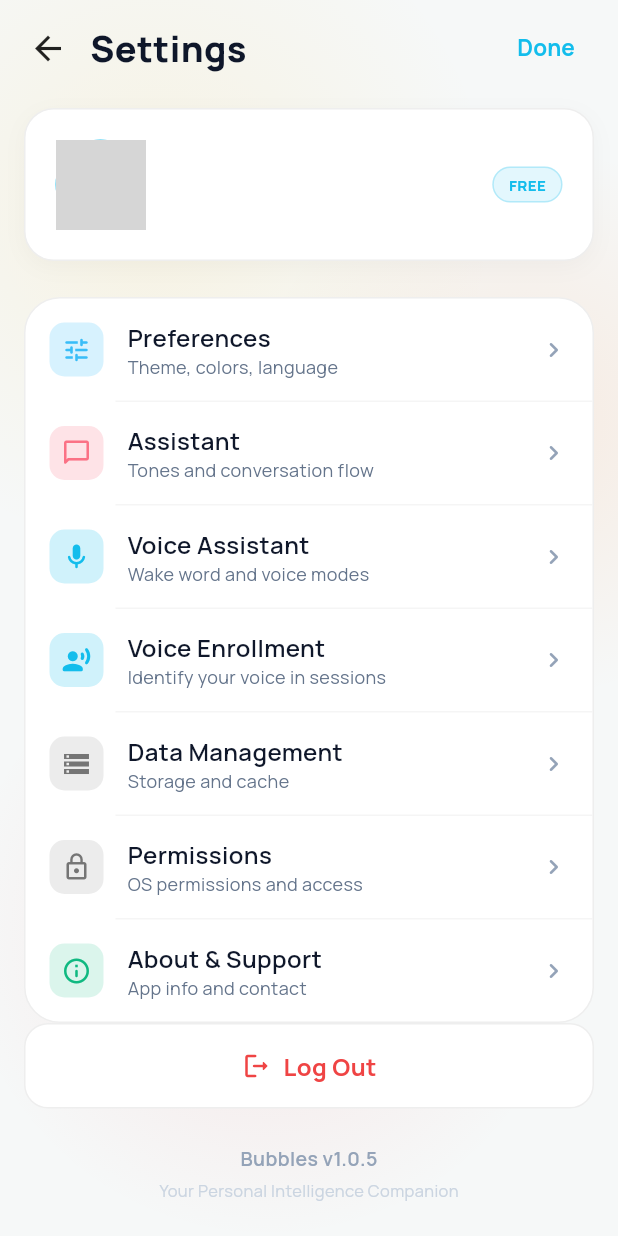
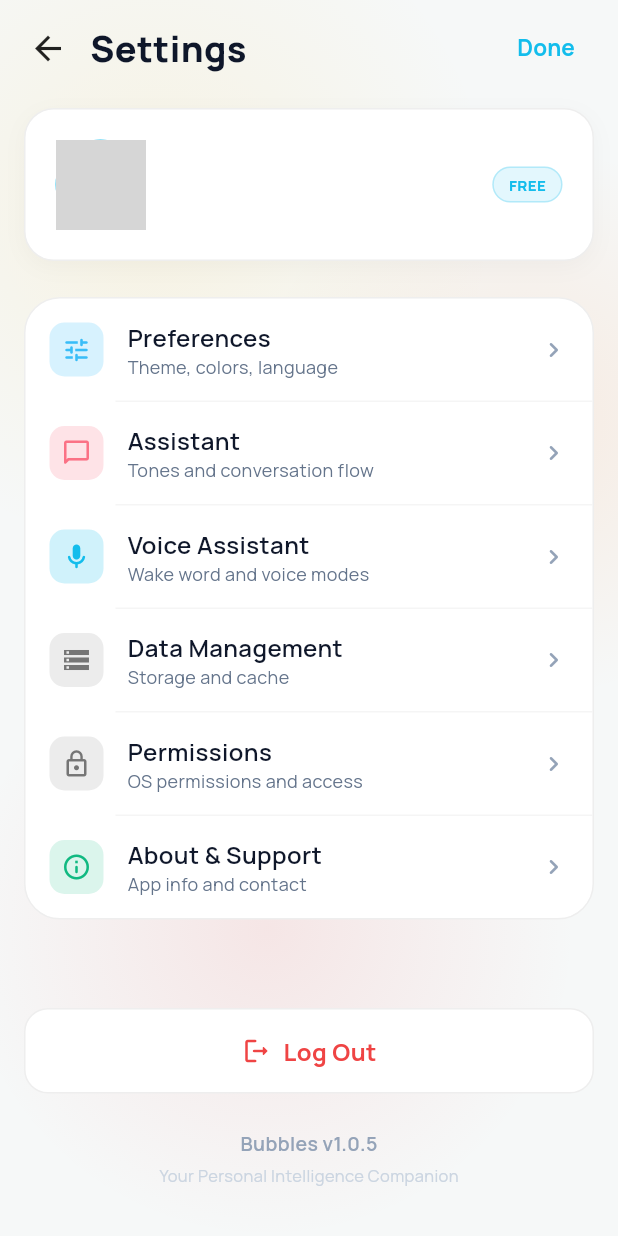
Before and after one commit to Qdevaan/Bubbles-AI, a Flutter app: the SettingsScreen screen opened by its route, on a phone screen of 412 x 824 dp. Run offline on Flutter 3.47's test engine with Material 3 defaults, Android fonts, the phone set to English and light mode, and no system bars; our stand-ins replace audioplayers, cached_network_image, connectivity_plus, device_info_plus, fl_chart, flutter_animate and 16 more; missing offline and left inert: livekit_client, porcupine_flutter, record; accounts and stored records are empty; network calls fail; grey boxes are pictures that could not be loaded.

Commit message:
feat: enhance voice enrollment and session handling with improved audio format and logging

```diff
--- a/lib/providers/session_provider.dart
+++ b/lib/providers/session_provider.dart
@@ -119,13 +119,17 @@ class SessionProvider extends ChangeNotifier {
     });
     notifyListeners();
 
+    debugPrint("🎙️ SessionProvider: speaker=${deepgram.currentSpeaker} → finalSpeaker=$finalSpeaker uncertain=$isUncertain swapped=$_swapSpeakers");
+
     if (isUncertain) return; // skip wingman on uncertain speaker attribution
 
     if (finalSpeaker == "Other") {
+      debugPrint("🤖 SessionProvider: firing wingman (inFlight=$_wingmanInFlight)");
       if (!_wingmanInFlight) {
         _askWingman(deepgram.currentTranscript, api);
       }
     } else if (_sessionId != null) {
+      debugPrint("👤 SessionProvider: logging user turn (no wingman)");
       _logUserTurn(deepgram.currentTranscript, api);
     }
   }
--- a/lib/screens/settings_screen.dart
+++ b/lib/screens/settings_screen.dart
@@ -7,7 +7,6 @@ import 'package:provider/provider.dart';
 import '../theme/design_tokens.dart';
 import '../services/app_cache_service.dart';
 import '../services/auth_service.dart';
-import '../providers/settings_provider.dart';
 import '../routes/app_routes.dart';
 import '../widgets/settings/settings_widgets.dart';
 import '../widgets/animated_background.dart';
@@ -152,28 +151,6 @@ class _SettingsScreenState extends State<SettingsScreen> {
                             subtitle: 'Wake word and voice modes',
                             onTap: () => Navigator.pushNamed(context, AppRoutes.voiceAssistant),
                           ),
-                          TileDivider(isDark: isDark),
-                          Builder(builder: (ctx) {
-                            final sp = ctx.watch<SettingsProvider>();
-                            final enrolled = sp.voiceEnrolled;
-                            final samples = sp.voiceSamplesCount;
-                            return SettingsNavigationTile(
-                              isDark: isDark,
-                              iconBg: enrolled
-                                  ? Colors.green.withAlpha(40)
-                                  : cs.primary.withAlpha(51),
-                              iconColor: enrolled ? Colors.green : cs.primary,
-                              icon: enrolled
-                                  ? Icons.verified_rounded
-                                  : Icons.record_voice_over_rounded,
-                              title: 'Voice Enrollment',
-                              subtitle: enrolled
-                                  ? '$samples sample${samples == 1 ? '' : 's'} · active'
-                                  : 'Identify your voice in sessions',
-                              onTap: () => Navigator.pushNamed(
-                                  context, AppRoutes.voiceEnrollment),
-                            );
-                          }),
                           TileDivider(isDark: isDark),
                           SettingsNavigationTile(
                             isDark: isDark,
--- a/lib/screens/voice_enrollment_screen.dart
+++ b/lib/screens/voice_enrollment_screen.dart
@@ -71,10 +71,10 @@ class _VoiceEnrollmentScreenState extends State<VoiceEnrollmentScreen>
     }
 
     final dir = await getTemporaryDirectory();
-    final path = '${dir.path}/voice_sample_${DateTime.now().millisecondsSinceEpoch}.m4a';
+    final path = '${dir.path}/voice_sample_${DateTime.now().millisecondsSinceEpoch}.wav';
 
     await _recorder.start(
-      const RecordConfig(encoder: AudioEncoder.aacLc, sampleRate: 16000, numChannels: 1),
+      const RecordConfig(encoder: AudioEncoder.pcm16bits, sampleRate: 16000, numChannels: 1),
       path: path,
     );
 
--- a/lib/services/api_service.dart
+++ b/lib/services/api_service.dart
@@ -281,7 +281,7 @@ class ApiService {
               headers: await _authHeaders(),
               body: jsonEncode(body),
             )
-            .timeout(const Duration(seconds: 4)); // fail fast — live coaching must be instant
+            .timeout(const Duration(seconds: 8)); // live coaching timeout
 
         if (response.statusCode == 200) {
           var data = jsonDecode(response.body);
--- a/lib/widgets/session_hero_card.dart
+++ b/lib/widgets/session_hero_card.dart
@@ -155,7 +155,9 @@ class SessionHeroCard extends StatelessWidget {
                         shape: BoxShape.circle,
                         gradient: RadialGradient(
                           colors: [
-                            glowColor.withAlpha((60 + (t * 30)).round()),
+                            glowColor.withAlpha(isConnected
+                                ? (90 + (t * 50)).round()
+                                : (60 + (t * 30)).round()),
                             Colors.transparent,
                           ],
                         ),
```
Also changed, not shown: lib/widgets/settings/settings_widgets.dart (+3 -3 lines), 2 other files.
